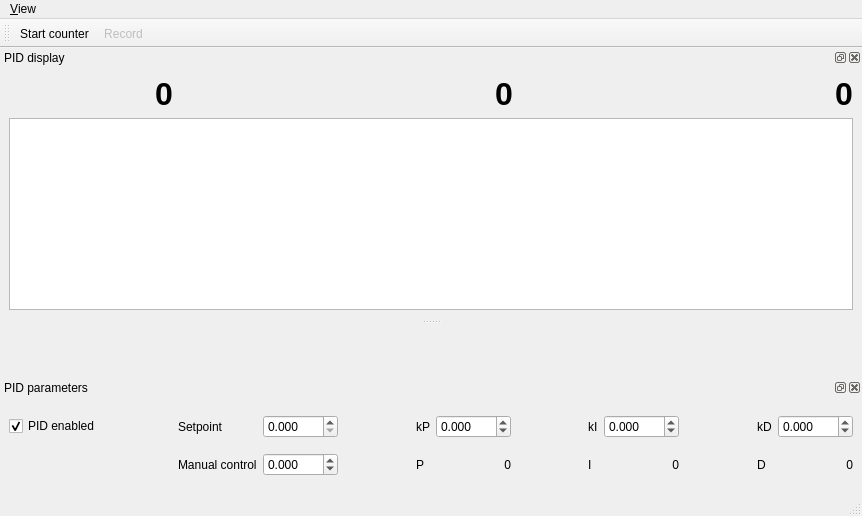
Ulm-IQO/qudi, file gui/pidgui/ui_pid_control.ui: the form before one commit.
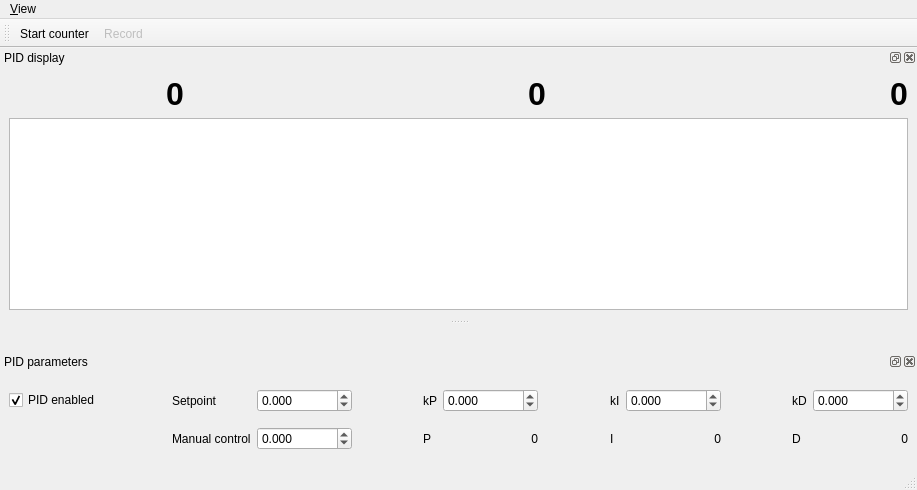
The form after the commit. Icons and pictures are not drawn. Custom widgets are drawn as their Qt base class.

Commit message: spinbox to scientific spinbox

What changed in the file:
```diff
--- a/gui/pidgui/ui_pid_control.ui
+++ b/gui/pidgui/ui_pid_control.ui
@@ -6,8 +6,8 @@
    <rect>
     <x>0</x>
     <y>0</y>
-    <width>862</width>
-    <height>516</height>
+    <width>917</width>
+    <height>490</height>
    </rect>
   </property>
   <property name="windowTitle">
@@ -19,8 +19,8 @@
     <rect>
      <x>0</x>
      <y>0</y>
-     <width>862</width>
-     <height>21</height>
+     <width>917</width>
+     <height>30</height>
     </rect>
    </property>
    <widget class="QMenu" name="menuView">
@@ -145,7 +145,7 @@
   <widget class="QDockWidget" name="pid_parameters_DockWidget">
    <property name="minimumSize">
     <size>
-     <width>756</width>
+     <width>917</width>
      <height>116</height>
     </size>
    </property>
@@ -195,10 +195,13 @@
         <number>3</number>
        </property>
        <property name="minimum">
-        <double>-999.000000000000000</double>
+        <double>-999999999.000000000000000</double>
        </property>
        <property name="maximum">
-        <double>999.000000000000000</double>
+        <double>999999999.000000000000000</double>
+       </property>
+       <property name="singleStep">
+        <double>0.001000000000000</double>
        </property>
       </widget>
      </item>
@@ -215,10 +218,13 @@
         <number>3</number>
        </property>
        <property name="minimum">
-        <double>-999.000000000000000</double>
+        <double>-99999999.000000000000000</double>
        </property>
        <property name="maximum">
-        <double>999.000000000000000</double>
+        <double>999999999.000000000000000</double>
+       </property>
+       <property name="singleStep">
+        <double>0.001000000000000</double>
        </property>
       </widget>
      </item>
@@ -304,10 +310,13 @@
         <number>3</number>
        </property>
        <property name="minimum">
-        <double>0.000000000000000</double>
+        <double>-999999999.000000000000000</double>
        </property>
        <property name="maximum">
-        <double>999.000000000000000</double>
+        <double>999999999.000000000000000</double>
+       </property>
+       <property name="singleStep">
+        <double>0.001000000000000</double>
        </property>
       </widget>
      </item>
@@ -317,10 +326,16 @@
         <number>3</number>
        </property>
        <property name="minimum">
-        <double>-999.000000000000000</double>
+        <double>-999999999.000000000000000</double>
        </property>
        <property name="maximum">
-        <double>999.000000000000000</double>
+        <double>999999999.000000000000000</double>
+       </property>
+       <property name="singleStep">
+        <double>0.001000000000000</double>
+       </property>
+       <property name="value">
+        <double>0.000000000000000</double>
        </property>
       </widget>
      </item>
@@ -343,10 +358,13 @@
         <number>3</number>
        </property>
        <property name="minimum">
-        <double>-999.000000000000000</double>
+        <double>-999999999.000000000000000</double>
        </property>
        <property name="maximum">
-        <double>999.000000000000000</double>
+        <double>999999999.000000000000000</double>
+       </property>
+       <property name="singleStep">
+        <double>0.001000000000000</double>
        </property>
       </widget>
      </item>
@@ -528,6 +546,11 @@
    <extends>QGraphicsView</extends>
    <header>pyqtgraph</header>
   </customwidget>
+  <customwidget>
+   <class>ScienDSpinBox</class>
+   <extends>QDoubleSpinBox</extends>
+   <header>qtwidgets.scientific_spinbox.h</header>
+  </customwidget>
  </customwidgets>
  <resources/>
  <connections>
```
Left out of the diff: 10 changed lines with no effect on the pictures.
